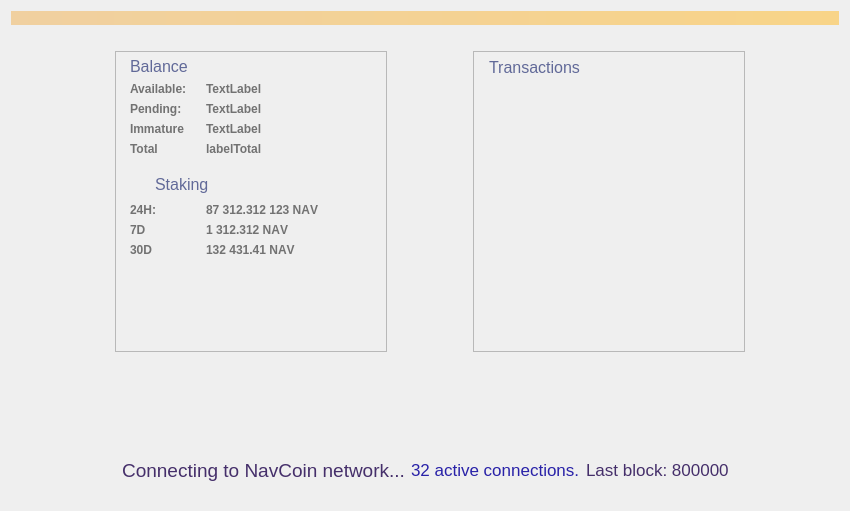
First picture: the form in src/qt/forms/overviewpage.ui, repository navcoin/navcoin-core, before the edit.
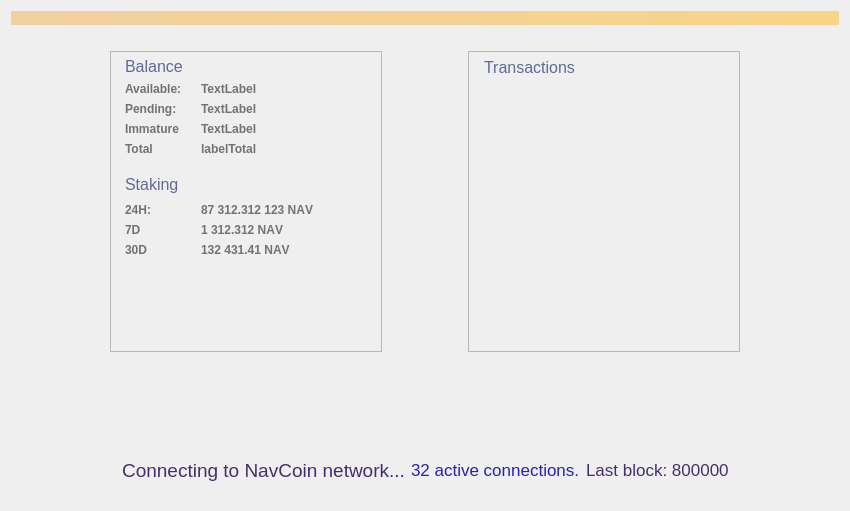
Second picture: the form after the edit.

```diff
--- a/src/qt/forms/overviewpage.ui
+++ b/src/qt/forms/overviewpage.ui
@@ -69,7 +69,7 @@
          </property>
          <property name="sizeHint" stdset="0">
           <size>
-           <width>133</width>
+           <width>100</width>
            <height>20</height>
           </size>
          </property>
@@ -406,28 +406,6 @@
              <property name="spacing">
               <number>0</number>
              </property>
-             <item>
-              <widget class="QPushButton" name="toggleStakingButton">
-               <property name="minimumSize">
-                <size>
-                 <width>25</width>
-                 <height>25</height>
-                </size>
-               </property>
-               <property name="maximumSize">
-                <size>
-                 <width>22</width>
-                 <height>22</height>
-                </size>
-               </property>
-               <property name="styleSheet">
-                <string notr="true">border: 0</string>
-               </property>
-               <property name="text">
-                <string/>
-               </property>
-              </widget>
-             </item>
              <item>
               <widget class="QLabel" name="label_11">
                <property name="font">
@@ -462,17 +440,39 @@
                </property>
               </spacer>
              </item>
+             <item>
+              <widget class="QPushButton" name="toggleStakingButton">
+               <property name="minimumSize">
+                <size>
+                 <width>25</width>
+                 <height>25</height>
+                </size>
+               </property>
+               <property name="maximumSize">
+                <size>
+                 <width>25</width>
+                 <height>25</height>
+                </size>
+               </property>
+               <property name="styleSheet">
+                <string notr="true">border: 0</string>
+               </property>
+               <property name="text">
+                <string/>
+               </property>
+              </widget>
+             </item>
              <item>
               <widget class="QPushButton" name="unlockStakingButton">
                <property name="minimumSize">
                 <size>
-                 <width>19</width>
+                 <width>25</width>
                  <height>25</height>
                 </size>
                </property>
                <property name="maximumSize">
                 <size>
-                 <width>19</width>
+                 <width>25</width>
                  <height>25</height>
                 </size>
                </property>
@@ -847,7 +847,7 @@
          </property>
          <property name="sizeHint" stdset="0">
           <size>
-           <width>123</width>
+           <width>100</width>
            <height>20</height>
           </size>
          </property>
```
